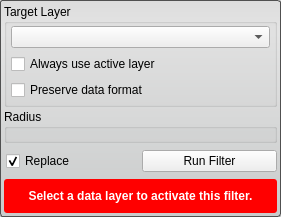
Above: Interface/ToolInterface/MedianFilterInterface.ui from jessdtate/Seg3D before the change. Below: the same form after it.
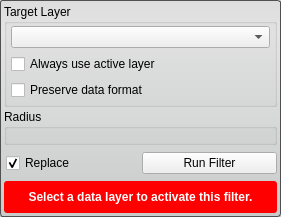
That is the form after the change. Custom widgets are drawn as their Qt base class.

Commit message: updates to the Cmake files to remove warnings on Externals updated the SingleTargetTool so that it can handle setting the validity properly for tools and filters that have more than one required combobox. updated all the tool and filter UI's

The edit to the form file:
```diff
--- a/Interface/ToolInterface/MedianFilterInterface.ui
+++ b/Interface/ToolInterface/MedianFilterInterface.ui
@@ -211,6 +211,12 @@
        <height>32</height>
       </size>
      </property>
+     <property name="maximumSize">
+      <size>
+       <width>16777215</width>
+       <height>32</height>
+      </size>
+     </property>
      <property name="styleSheet">
       <string notr="true">QLabel#message_{
 	color: white;
```
The commit also changes 34 other files.
